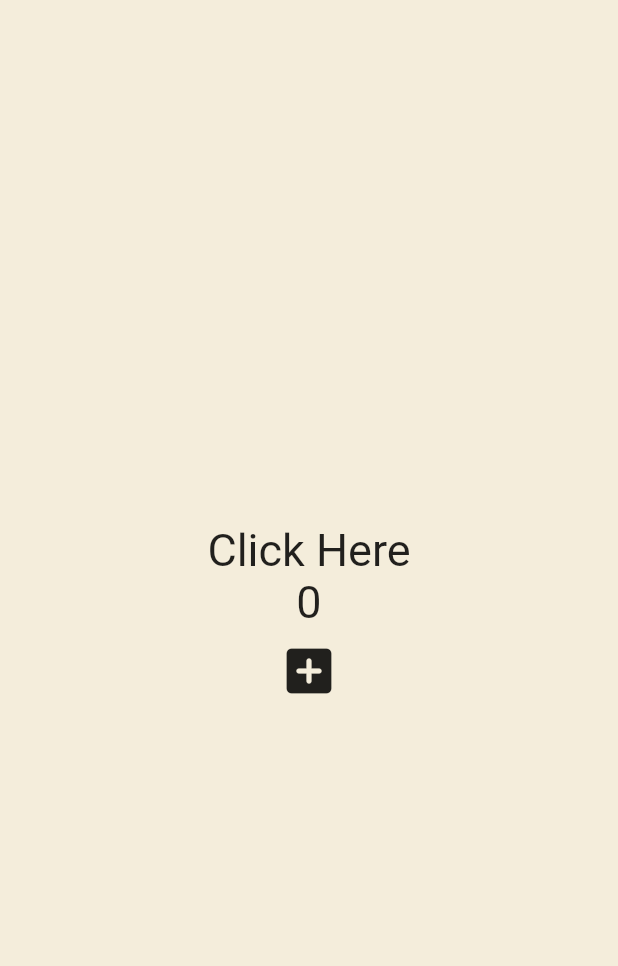
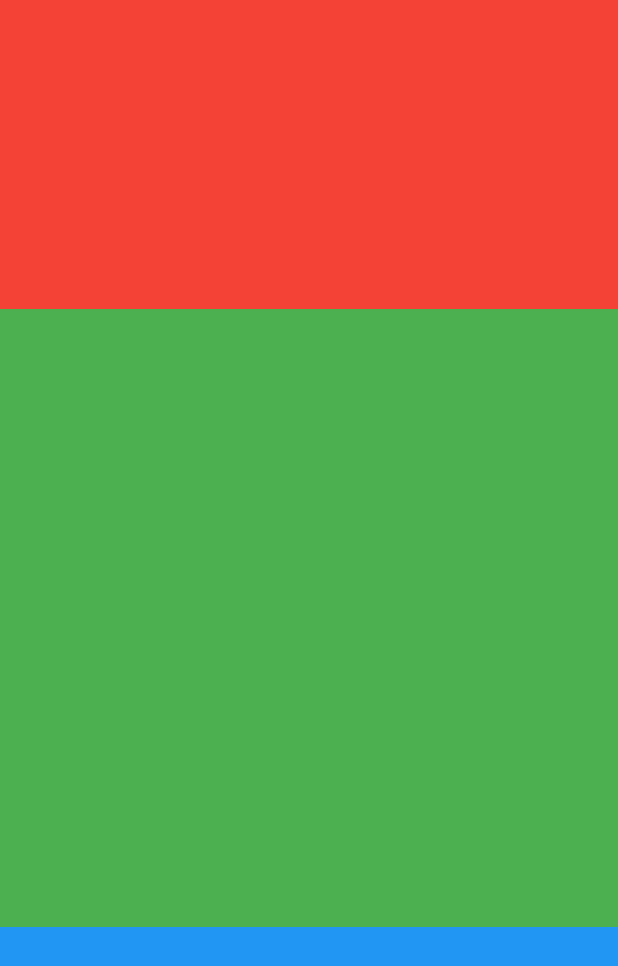
Before and after one commit to CooperKang/toonflix, a Flutter app: the screen it shows after launch, on a phone screen of 412 x 824 dp. Shown: the top 966 px of the screen. Run offline on Flutter 3.47's test engine with Material 2 defaults, Android fonts, the phone set to English and light mode, and no system bars.

Commit message:
flexible

```diff
--- a/ramgtoon/lib/main.dart
+++ b/ramgtoon/lib/main.dart
@@ -1,51 +1,23 @@
 import 'package:flutter/material.dart';
+import 'package:ramgtoon/screens/home_screen.dart';
 
 void main() {
   runApp(const App());
 }
 
-class App extends StatefulWidget {
+class App extends StatelessWidget {
   const App({super.key});
-
-  @override
-  State<App> createState() => _AppState();
-}
-
-class _AppState extends State<App> {
-  int counter = 0;
-
-  void onClicked() {
-    setState(() {
-      counter = counter + 1;
-    });
-  }
 
   @override
   Widget build(BuildContext context) {
     return MaterialApp(
-      home: Scaffold(
-        backgroundColor: const Color(0xFFF4EDDB),
-        body: Center(
-          child: Column(
-            mainAxisAlignment: MainAxisAlignment.center,
-            children: [
-              const Text(
-                'Click Here',
-                style: TextStyle(fontSize: 30),
-              ),
-              Text(
-                '$counter',
-                style: const TextStyle(fontSize: 30),
-              ),
-              IconButton(
-                iconSize: 40,
-                onPressed: onClicked,
-                icon: const Icon(Icons.add_box_rounded),
-              ),
-            ],
-          ),
-        ),
-      ),
-    );
+        theme: ThemeData(
+            colorScheme: ColorScheme.fromSwatch(
+                backgroundColor: const Color(0xFFE7626C)),
+            textTheme: const TextTheme(
+              displayLarge: TextStyle(color: Color(0xFF232B55)),
+            ),
+            cardColor: const Color(0xFFF4EDDB)),
+        home: const HomeScreen());
   }
 }
--- /dev/null
+++ b/ramgtoon/lib/screens/home_screen.dart
@@ -0,0 +1,38 @@
+import 'package:flutter/material.dart';
+
+class HomeScreen extends StatefulWidget {
+  const HomeScreen({super.key});
+
+  @override
+  State<HomeScreen> createState() => _HomeScreenState();
+}
+
+class _HomeScreenState extends State<HomeScreen> {
+  @override
+  Widget build(BuildContext context) {
+    return Scaffold(
+      body: Column(
+        children: [
+          Flexible(
+            flex: 1,
+            child: Container(
+              decoration: const BoxDecoration(color: Colors.red),
+            ),
+          ),
+          Flexible(
+            flex: 2,
+            child: Container(
+              decoration: const BoxDecoration(color: Colors.green),
+            ),
+          ),
+          Flexible(
+            flex: 1,
+            child: Container(
+              decoration: const BoxDecoration(color: Colors.blue),
+            ),
+          ),
+        ],
+      ),
+    );
+  }
+}
```
